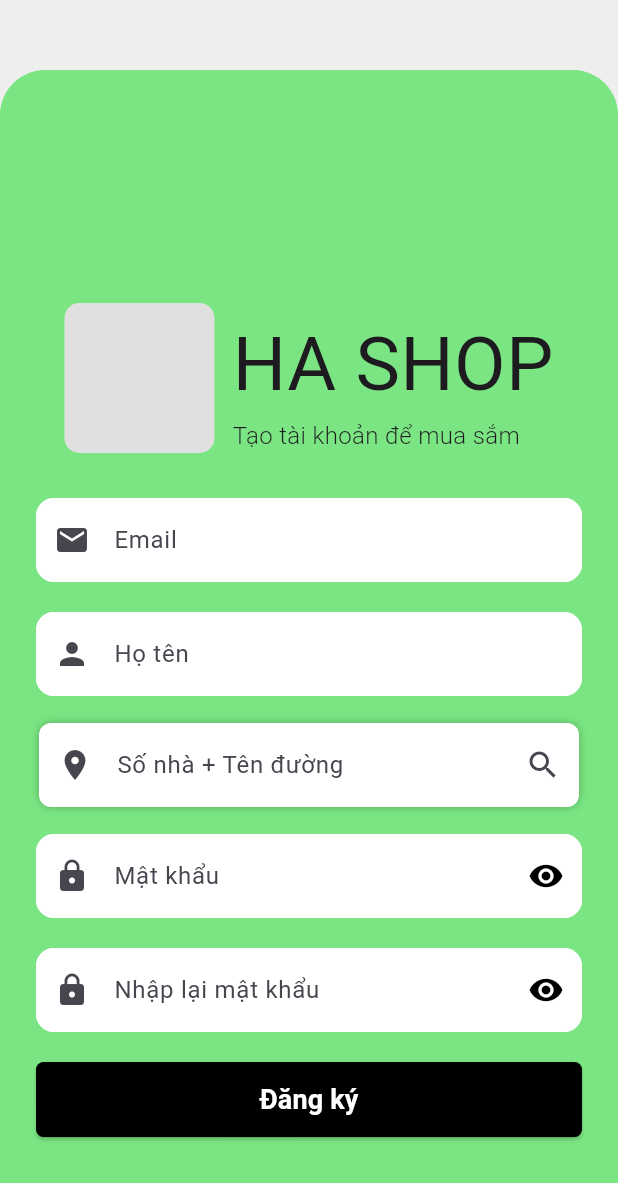
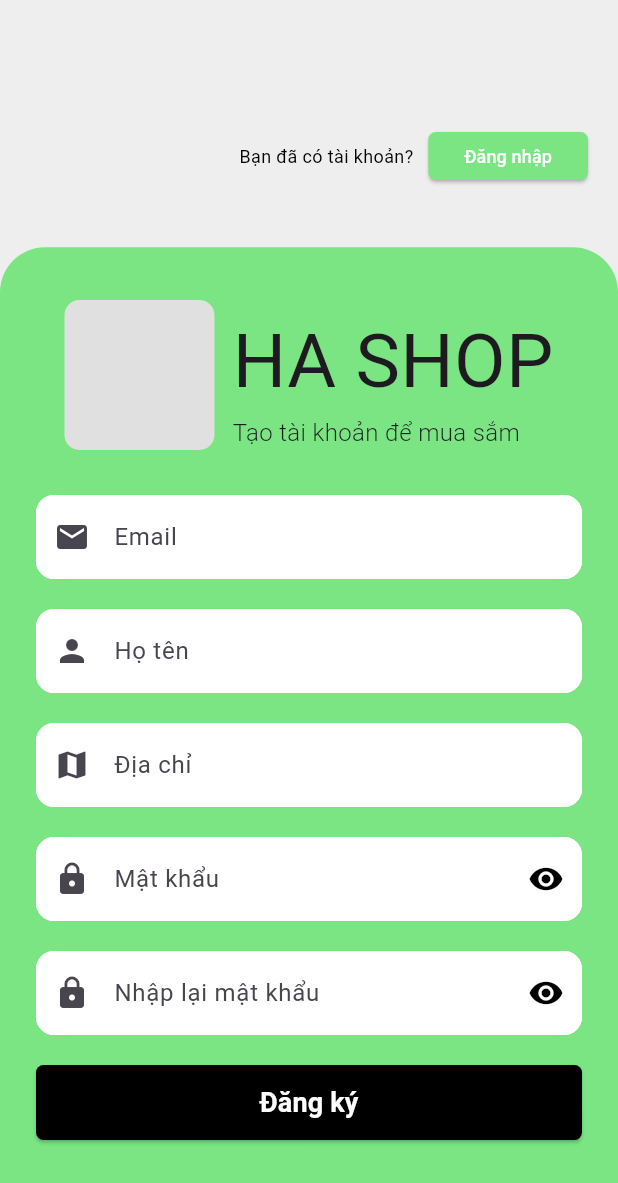
Before and after one commit to NguyenHoangAnh-52200067/ecommerce-app, a Flutter app: the SignUpScreen screen opened directly, on a phone screen of 412 x 824 dp. Shown: the top 1183 px of the screen. Run offline on Flutter 3.47's test engine with Material 3 defaults, Android fonts, the phone set to English and light mode, and no system bars; our stand-ins replace cloud_firestore, firebase_auth, firebase_core, flutter_slidable, flutter_social_button, get and 5 more; accounts and stored records are empty.

Commit message:
fix address

```diff
--- a/lib/screens/auth/forgot_password_screen.dart
+++ b/lib/screens/auth/forgot_password_screen.dart
@@ -29,7 +29,7 @@ class _LoginState extends State<ForgotPassword> {
 
         final response = await http.post(
           Uri.parse(
-              "http://127.0.0.1:5001/ecommerce-app-d91e/us-central1/sendOtpEmail"),
+              "http://127.0.0.1:5001/ecommerce-app-d91e7/us-central1/sendOtpEmail"),
           headers: {"Content-Type": "application/json"},
           body: jsonEncode({"email": email}),
         );
--- a/lib/screens/auth/register_screen.dart
+++ b/lib/screens/auth/register_screen.dart
@@ -1,5 +1,5 @@
 import 'package:ecomerce_app/screens/widgets/button_input/custom_button.dart';
-import 'package:ecomerce_app/screens/widgets/form/address_fill.dart';
+import 'package:ecomerce_app/services/address_api_service.dart';
 import 'package:flutter/material.dart';
 // SCREEN
 import 'package:ecomerce_app/screens/auth/login_screen.dart';
@@ -23,25 +23,33 @@ class SignUpScreen extends StatefulWidget {
 class _SignUpScreenState extends State<SignUpScreen> {
   final FirebaseAuthService _auth = FirebaseAuthService();
   final UserRepository _userRepo = UserRepository();
+  final AddressApiService _addressApiService = AddressApiService();
 
   final _emailController = TextEditingController();
   final _fullNameController = TextEditingController();
   final _addressController = TextEditingController();
   final _passwordController = TextEditingController();
   final cfpasswordController = TextEditingController();
+  List<String> _addressSug = [];
+
   final _formKey = GlobalKey<FormState>();
-  bool _obscureTextPassword = true;
-  bool _obscureTextCFPassword = true;
-  bool _isSigningUp = false;
   final FocusNode _email = FocusNode();
   final FocusNode _password = FocusNode();
   final FocusNode _cfpassword = FocusNode();
 
+  bool _obscureTextPassword = true;
+  bool _obscureTextCFPassword = true;
+  bool _isSigningUp = false;
+
   void _onAddressChanged(String address) {
-    setState(() {
-      _addressController.text = address;
+    print("DIA CHI NHAP: $address");
+    _addressApiService.deplayedSearchReq(address, (onResult) {
+      setState(() {
+        _addressController.text = address;
+        _addressSug = onResult;
+      });
+      print("Dia chi goi y: $onResult");
     });
-    print("Địa chỉ đã chọn: $_addressController");
   }
 
   void _signUpScreen() async {
@@ -115,12 +123,7 @@ class _SignUpScreenState extends State<SignUpScreen> {
                         const SizedBox(width: 10),
                         ElevatedButton(
                           onPressed: () {
-                            Navigator.push(
-                              context,
-                              MaterialPageRoute(
-                                builder: (context) => const LoginScreen(),
-                              ),
-                            );
+                            Navigator.pop(context);
                           },
                           style: ElevatedButton.styleFrom(
                             backgroundColor: const Color(0xFF7AE582),
@@ -143,7 +146,7 @@ class _SignUpScreenState extends State<SignUpScreen> {
                   alignment: Alignment.bottomCenter,
                   child: Container(
                     width: width,
-                    height: height / 1.06,
+                    height: height / 1.25,
                     decoration: const BoxDecoration(
                       color: Color(0xFF7AE582),
                       borderRadius: BorderRadius.only(
@@ -176,14 +179,14 @@ class _SignUpScreenState extends State<SignUpScreen> {
                             const Column(
                               crossAxisAlignment: CrossAxisAlignment.start,
                               children: [
-                                Text(
+                                const Text(
                                   'HA SHOP',
                                   style: TextStyle(
                                     fontSize: 50,
                                     fontWeight: FontWeight.w400,
                                   ),
                                 ),
-                                Text(
+                                const Text(
                                   'Tạo tài khoản để mua sắm',
                                   style: TextStyle(
                                     fontSize: 16,
@@ -229,11 +232,56 @@ class _SignUpScreenState extends State<SignUpScreen> {
                                   return null;
                                 },
                               ),
+                              InputField(
+                                controller: _addressController,
+                                hintText: 'Địa chỉ',
+                                icon: Icons.map,
+                                onChanged: _onAddressChanged,
+                              ),
+                              if (_addressSug.isNotEmpty)
+                                Positioned(
+                                  top: 67,
+                                  left: 25,
+                                  right: 25,
+                                  child: Material(
+                                    color: Colors.transparent,
+                                    child: Container(
+                                      decoration: BoxDecoration(
+                                        color: Colors.white,
+                                        borderRadius: BorderRadius.circular(8),
+                                        boxShadow: [
+                                          BoxShadow(
+                                            color: Colors.grey.withOpacity(0.2),
+                                            spreadRadius: 1,
+                                            blurRadius: 5,
+                                            offset: Offset(0, 2),
+                                          ),
+                                        ],
+                                      ),
+                                      child: SingleChildScrollView(
+                                        child: Column(
+                                          children:
+                                              _addressSug.map((suggestion) {
+                                                return Material(
+                                                  color: Colors.transparent,
+                                                  child: ListTile(
+                                                    title: Text(suggestion),
+                                                    onTap: () {
+                                                      _addressController.text =
+                                                          suggestion;
+                                                      setState(() {
+                                                        _addressSug = [];
+                                                      });
+                                                    },
+                                                  ),
+                                                );
+                                              }).toList(),
+                                        ),
+                                      ),
+                                    ),
+                                  ),
+                                ),
 
-                              //fix for a problem
-                              //AddressForm(onAddressChanged: _onAddressChanged),
-                              AddressSearchField(),
-                              //fix for a problem
                               InputField(
                                 controller: _passwordController,
                                 focusNode: _password,
--- a/lib/screens/auth/reset_password_screen.dart
+++ b/lib/screens/auth/reset_password_screen.dart
@@ -30,7 +30,7 @@ class _ResetPasswordScreenState extends State<ResetPasswordScreen> {
     try {
       final response = await http.post(
         Uri.parse(
-            "http://127.0.0.1:5001/ecommerce-app-d91e/us-central1/resetPassword"),
+            "http://127.0.0.1:5001/ecommerce-app-d91e7/us-central1/resetPassword"),
         headers: {"Content-Type": "application/json"},
         body: jsonEncode({
           "email": widget.email,
--- a/lib/screens/auth/verifiy_otp_screen.dart
+++ b/lib/screens/auth/verifiy_otp_screen.dart
@@ -92,7 +92,7 @@ class _VerifyOTPState extends State<VerifyOTP> {
 
       final response = await http.post(
         Uri.parse(
-            "http://127.0.0.1:5001/ecommerce-app-d91e/us-central1/verifyOtp"),
+            "http://127.0.0.1:5001/ecommerce-app-d91e7/us-central1/verifyOtp"),
         headers: {"Content-Type": "application/json"},
         body: jsonEncode({
           "email": widget.email,
@@ -133,7 +133,7 @@ class _VerifyOTPState extends State<VerifyOTP> {
     try {
       final response = await http.post(
         Uri.parse(
-            "http://127.0.0.1:5001/ecommerce-app-e7dea/us-central1/sendOtpEmail"),
+            "http://127.0.0.1:5001/ecommerce-app-d91e7/us-central1/sendOtpEmail"),
         headers: {"Content-Type": "application/json"},
         body: jsonEncode({"email": widget.email}),
       );
--- a/lib/screens/widgets/form/address_fill.dart
+++ b/lib/screens/widgets/form/address_fill.dart
@@ -1,82 +1,82 @@
-import 'package:ecomerce_app/services/address_api_service.dart';
-import 'package:flutter/material.dart';
+// import 'package:ecomerce_app/services/address_api_service.dart';
+// import 'package:flutter/material.dart';
 
-class AddressSearchField extends StatefulWidget {
-  const AddressSearchField({super.key});
-  @override
-  AddressSearchFieldState createState() => AddressSearchFieldState();
-}
+// class AddressSearchField extends StatefulWidget {
+//   const AddressSearchField({super.key});
+//   @override
+//   AddressSearchFieldState createState() => AddressSearchFieldState();
+// }
 
-class AddressSearchFieldState extends State<AddressSearchField> {
-  final AddressApiService apiService = AddressApiService();
-  final TextEditingController _controller = TextEditingController();
-  List<dynamic> _suggestions = [];
+// class AddressSearchFieldState extends State<AddressSearchField> {
+//   final AddressApiService apiService = AddressApiService();
+//   final TextEditingController _controller = TextEditingController();
+//   List<dynamic> _suggestions = [];
 
-  void _onSearchChanged(String query) {
-    apiService.debounceSearch(query, (suggestions) {
-      setState(() {
-        _suggestions = suggestions;
-      });
-    });
-  }
+//   void _onSearchChanged(String query) {
+//     apiService.debounceSearch(query, (suggestions) {
+//       setState(() {
+//         _suggestions = suggestions;
+//       });
+//     });
+//   }
 
-  @override
-  Widget build(BuildContext context) {
-    return Container(
-      padding: EdgeInsets.all(8),
-      child: Column(
-        children: [
-          Container(
-            width: 360,
-            decoration: BoxDecoration(
-              color: Colors.white,
-              borderRadius: BorderRadius.circular(8),
-              boxShadow: [BoxShadow(color: Colors.black26, blurRadius: 4)],
-            ),
-            child: TextField(
-              controller: _controller,
-              keyboardType: TextInputType.text,
-              decoration: InputDecoration(
-                hintText: 'Số nhà + Tên đường',
-                border: InputBorder.none,
-                contentPadding: EdgeInsets.symmetric(
-                  horizontal: 10,
-                  vertical: 16,
-                ),
-                prefixIcon: Icon(Icons.location_on),
-                suffixIcon: Icon(Icons.search),
-              ),
-              onChanged: _onSearchChanged,
-            ),
-          ),
-          if (_suggestions.isNotEmpty)
-            Container(
-              margin: EdgeInsets.only(top: 16),
-              padding: EdgeInsets.all(8),
-              decoration: BoxDecoration(
-                color: Colors.white,
-                borderRadius: BorderRadius.circular(8),
-              ),
-              height: 250,
-              child: SingleChildScrollView(
-                child: Column(
-                  children:
-                      _suggestions.map((suggestion) {
-                        return ListTile(
-                          title: Text(suggestion['description']),
-                          onTap: () {
-                            _controller.text = suggestion['description'];
-                            setState(() {
-                              _suggestions = [];
-                            });
-                          },
-                        );
-                      }).toList(),
-                ),
-              ),
-            ),
-        ],
-      ),
-    );
-  }
-}
+//   @override
+//   Widget build(BuildContext context) {
+//     return Container(
+//       padding: EdgeInsets.all(8),
+//       child: Column(
+//         children: [
+//           Container(
+//             width: 360,
+//             decoration: BoxDecoration(
+//               color: Colors.white,
+//               borderRadius: BorderRadius.circular(8),
+//               boxShadow: [BoxShadow(color: Colors.black26, blurRadius: 4)],
+//             ),
+//             child: TextField(
+//               controller: _controller,
+//               keyboardType: TextInputType.text,
+//               decoration: InputDecoration(
+//                 hintText: 'Số nhà + Tên đường',
+//                 border: InputBorder.none,
+//                 contentPadding: EdgeInsets.symmetric(
+//                   horizontal: 10,
+//                   vertical: 16,
+//                 ),
+//                 prefixIcon: Icon(Icons.location_on),
+//                 suffixIcon: Icon(Icons.search),
+//               ),
+//               onChanged: _onSearchChanged,
+//             ),
+//           ),
+//           if (_suggestions.isNotEmpty)
+//             Container(
+//               margin: EdgeInsets.only(top: 16),
+//               padding: EdgeInsets.all(8),
+//               decoration: BoxDecoration(
+//                 color: Colors.white,
+//                 borderRadius: BorderRadius.circular(8),
+//               ),
+//               height: 250,
+//               child: SingleChildScrollView(
+//                 child: Column(
+//                   children:
+//                       _suggestions.map((suggestion) {
+//                         return ListTile(
+//                           title: Text(suggestion['description']),
+//                           onTap: () {
+//                             _controller.text = suggestion['description'];
+//                             setState(() {
+//                               _suggestions = [];
+//                             });
+//                           },
+//                         );
+//                       }).toList(),
+//                 ),
+//               ),
+//             ),
+//         ],
+//       ),
+//     );
+//   }
+// }
```
Also changed, not shown: lib/screens/profile/edit_profile_screen.dart (+68 -16 lines), lib/screens/widgets/button_input/input_field.dart (+5 -2 lines), lib/services/address_api_service.dart (+33 -39 lines).
